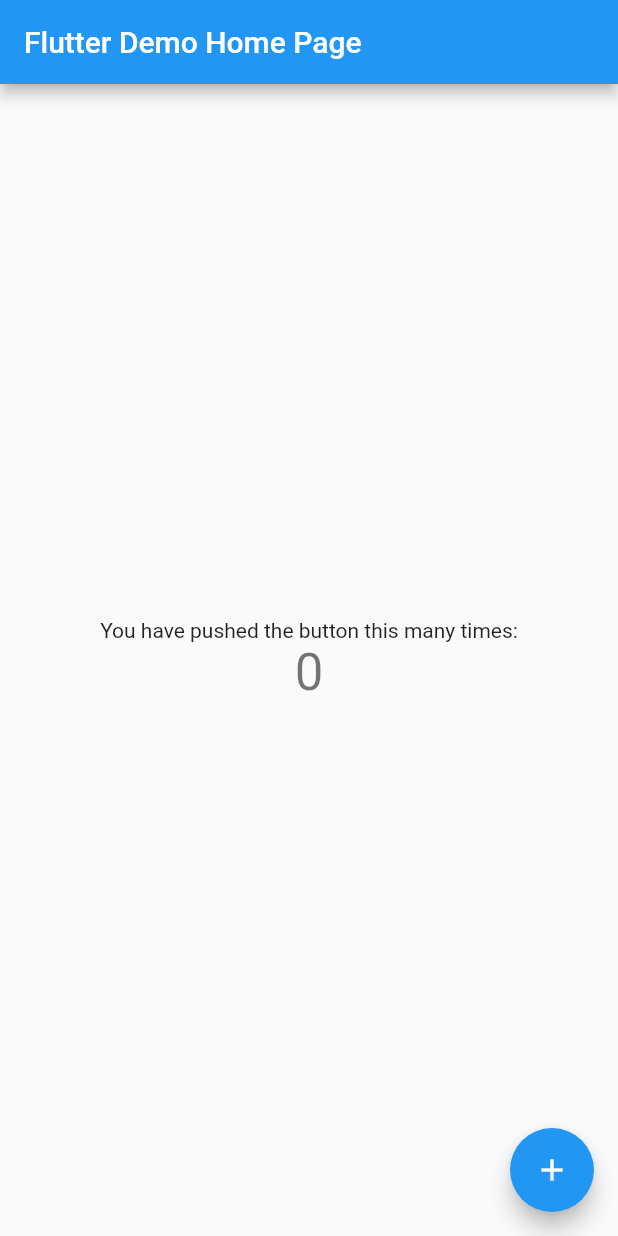
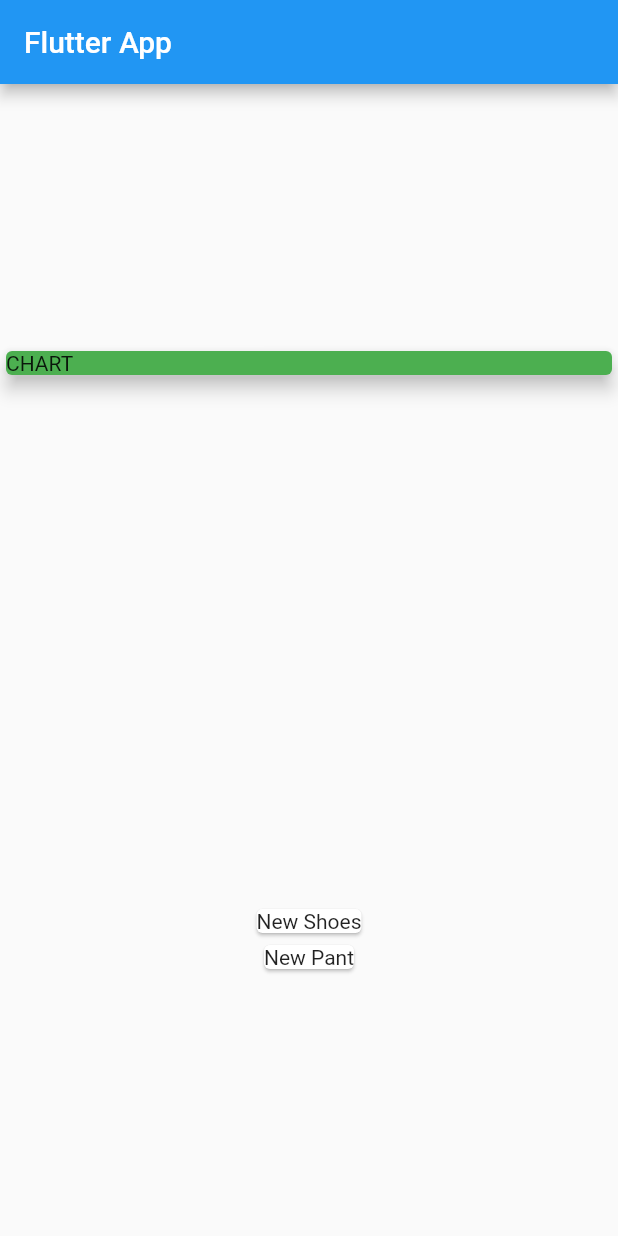
Before and after one commit to adamjweil/Personal_expense_Fluttter, a Flutter app: the screen it shows after launch, on a phone screen of 412 x 824 dp. Run offline on Flutter 3.47's test engine with Material 2 defaults, Android fonts, the phone set to English and light mode, and no system bars.

Commit message:
adding column to main page and braking it into two sections

```diff
--- a/lib/main.dart
+++ b/lib/main.dart
@@ -1,113 +1,63 @@
 import 'package:flutter/material.dart';
+import 'package:personal_expense_app/transaction.dart';
+import './transaction.dart';
 
-void main() {
-  runApp(MyApp());
-}
+void main() => runApp(MyApp());
 
 class MyApp extends StatelessWidget {
-  // This widget is the root of your application.
   @override
   Widget build(BuildContext context) {
     return MaterialApp(
-      title: 'Flutter Demo',
-      theme: ThemeData(
-        // This is the theme of your application.
-        //
-        // Try running your application with "flutter run". You'll see the
-        // application has a blue toolbar. Then, without quitting the app, try
-        // changing the primarySwatch below to Colors.green and then invoke
-        // "hot reload" (press "r" in the console where you ran "flutter run",
-        // or simply save your changes to "hot reload" in a Flutter IDE).
-        // Notice that the counter didn't reset back to zero; the application
-        // is not restarted.
-        primarySwatch: Colors.blue,
-      ),
-      home: MyHomePage(title: 'Flutter Demo Home Page'),
+      title: 'Flutter App',
+      home: MyHomePage(),
     );
   }
 }
 
-class MyHomePage extends StatefulWidget {
-  MyHomePage({Key key, this.title}) : super(key: key);
-
-  // This widget is the home page of your application. It is stateful, meaning
-  // that it has a State object (defined below) that contains fields that affect
-  // how it looks.
-
-  // This class is the configuration for the state. It holds the values (in this
-  // case the title) provided by the parent (in this case the App widget) and
-  // used by the build method of the State. Fields in a Widget subclass are
-  // always marked "final".
-
-  final String title;
-
-  @override
-  _MyHomePageState createState() => _MyHomePageState();
-}
-
-class _MyHomePageState extends State<MyHomePage> {
-  int _counter = 0;
-
-  void _incrementCounter() {
-    setState(() {
-      // This call to setState tells the Flutter framework that something has
-      // changed in this State, which causes it to rerun the build method below
-      // so that the display can reflect the updated values. If we changed
-      // _counter without calling setState(), then the build method would not be
-      // called again, and so nothing would appear to happen.
-      _counter++;
-    });
-  }
+class MyHomePage extends StatelessWidget {
+  final List<Transaction> transactions = [
+    Transaction(
+      id: 't1',
+      title: "New Shoes",
+      amount: 69.99,
+      date: DateTime.now(),
+    ),
+    Transaction(
+      id: 't2',
+      title: "New Pant",
+      amount: 109.99,
+      date: DateTime.now(),
+    ),
+  ];
 
   @override
   Widget build(BuildContext context) {
-    // This method is rerun every time setState is called, for instance as done
-    // by the _incrementCounter method above.
-    //
-    // The Flutter framework has been optimized to make rerunning build methods
-    // fast, so that you can just rebuild anything that needs updating rather
-    // than having to individually change instances of widgets.
     return Scaffold(
-      appBar: AppBar(
-        // Here we take the value from the MyHomePage object that was created by
-        // the App.build method, and use it to set our appbar title.
-        title: Text(widget.title),
-      ),
-      body: Center(
-        // Center is a layout widget. It takes a single child and positions it
-        // in the middle of the parent.
-        child: Column(
-          // Column is also a layout widget. It takes a list of children and
-          // arranges them vertically. By default, it sizes itself to fit its
-          // children horizontally, and tries to be as tall as its parent.
-          //
-          // Invoke "debug painting" (press "p" in the console, choose the
-          // "Toggle Debug Paint" action from the Flutter Inspector in Android
-          // Studio, or the "Toggle Debug Paint" command in Visual Studio Code)
-          // to see the wireframe for each widget.
-          //
-          // Column has various properties to control how it sizes itself and
-          // how it positions its children. Here we use mainAxisAlignment to
-          // center the children vertically; the main axis here is the vertical
-          // axis because Columns are vertical (the cross axis would be
-          // horizontal).
-          mainAxisAlignment: MainAxisAlignment.center,
+        appBar: AppBar(
+          title: Text('Flutter App'),
+        ),
+        body: Column(
+          mainAxisAlignment: MainAxisAlignment.spaceAround,
+          crossAxisAlignment: CrossAxisAlignment.stretch,
           children: <Widget>[
-            Text(
-              'You have pushed the button this many times:',
+            Container(
+              width: double.infinity,
+              child: Card(
+                color: Colors.green,
+                child: Container(
+                  width: double.infinity,
+                  child: Text('CHART'),
+                ),
+                elevation: 5,
+              ),
             ),
-            Text(
-              '$_counter',
-              style: Theme.of(context).textTheme.headline4,
-            ),
+            Column(children: transactions.map((tx) {
+              return Card(child: Text(tx.title),);
+            }).toList(), ),
           ],
-        ),
-      ),
-      floatingActionButton: FloatingActionButton(
-        onPressed: _incrementCounter,
-        tooltip: 'Increment',
-        child: Icon(Icons.add),
-      ), // This trailing comma makes auto-formatting nicer for build methods.
+        )
     );
   }
 }
+
+// Video 72
--- /dev/null
+++ b/lib/transaction.dart
@@ -0,0 +1,15 @@
+import 'package:flutter/foundation.dart';
+
+class Transaction {
+  final String id;
+  final String title;
+  final double amount;
+  final DateTime date;
+
+  Transaction({
+    @required this.id,
+    @required this.title,
+    @required this.amount,
+    @required this.date,
+  });
+}
```
Also changed, not shown: 1 other file.
